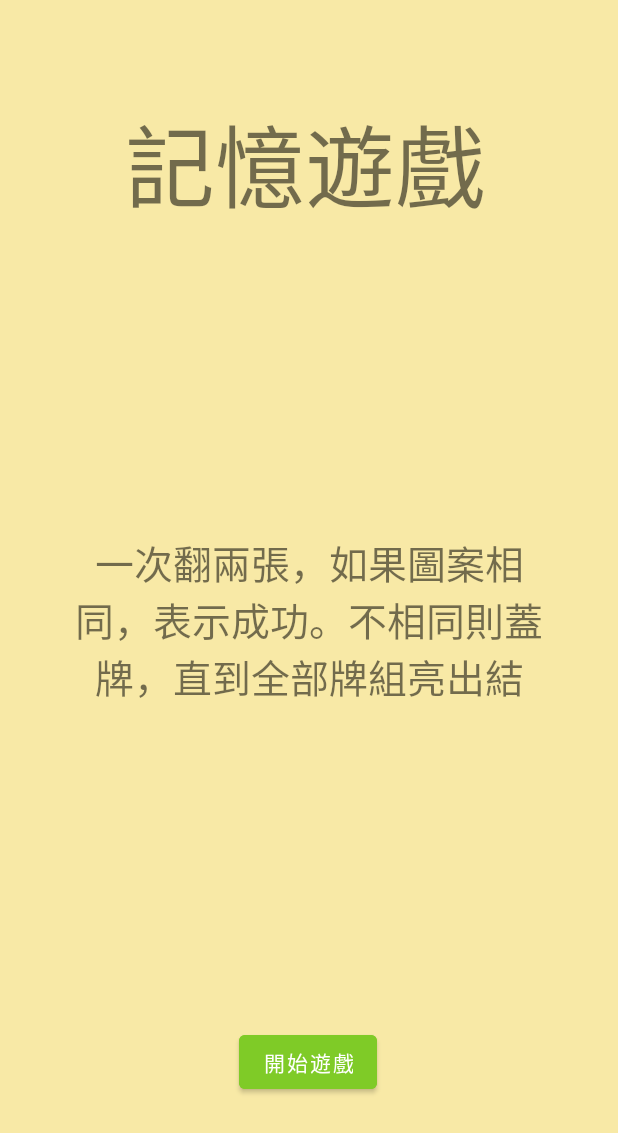
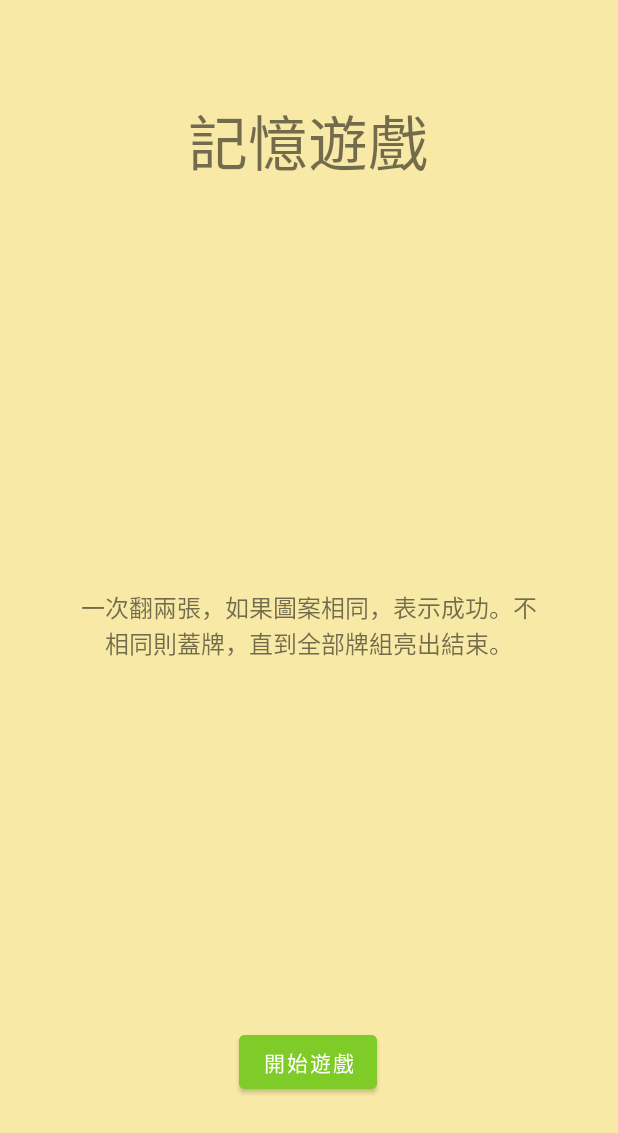
Before and after one commit to aapples123/20221016, an Android app: the MainActivity6 screen opened directly, with no data from a screen before it, on a phone screen of 412 x 824 dp. Shown: the top 1133 px of the screen. Run offline under Robolectric (Android 15) with nearby library versions, the phone set to English and light mode, and no system bars.

Commit message:
20221016X1

```diff
--- a/app/src/main/res/layout/activity_main5.xml
+++ b/app/src/main/res/layout/activity_main5.xml
@@ -15,7 +15,7 @@
         android:layout_width="match_parent"
         android:layout_height="match_parent"
         android:background="#FFEB3B"
-        android:numColumns="2"
+        android:numColumns="3"
         android:stretchMode="columnWidth" />
 
 
--- a/app/src/main/res/layout/activity_main6.xml
+++ b/app/src/main/res/layout/activity_main6.xml
@@ -25,7 +25,8 @@
         android:layout_height="85dp"
         android:layout_marginTop="64dp"
         android:text="記憶遊戲"
-        android:textSize="60sp"
+        android:textAlignment="center"
+        android:textSize="40dp"
         app:layout_constraintEnd_toEndOf="parent"
         app:layout_constraintHorizontal_bias="0.497"
         app:layout_constraintStart_toStartOf="parent"
@@ -36,7 +37,7 @@
         android:layout_width="319dp"
         android:layout_height="122dp"
         android:text="一次翻兩張，如果圖案相同，表示成功。不相同則蓋牌，直到全部牌組亮出結束。"
-        android:textSize="26sp"
+        android:textSize="16dp"
         app:layout_constraintBottom_toTopOf="@+id/button6"
         app:layout_constraintEnd_toEndOf="parent"
         app:layout_constraintStart_toStartOf="parent"
```
